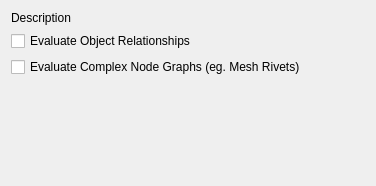
Above: python/mmSolver/tools/solver/widget/solver_basic_widget.ui from david-cattermole/mayaMatchMoveSolver before the change. Below: the same form after it.
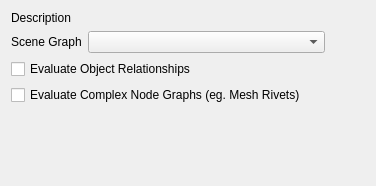
That is the form after the change.

Commit message:
Add 'Scene Graph' combo box to Solver UI Basic and Standard tabs.
Issue #114

Diff of the .ui file:
```diff
--- a/python/mmSolver/tools/solver/widget/solver_basic_widget.ui
+++ b/python/mmSolver/tools/solver/widget/solver_basic_widget.ui
@@ -29,6 +29,43 @@
    </item>
    <item>
     <layout class="QVBoxLayout" name="options_layout">
+     <item>
+      <layout class="QHBoxLayout" name="sceneGraphMode_layout">
+       <item>
+        <widget class="QLabel" name="sceneGraphMode_label">
+         <property name="text">
+          <string>Scene Graph</string>
+         </property>
+        </widget>
+       </item>
+       <item>
+        <widget class="QComboBox" name="sceneGraphMode_comboBox">
+         <property name="sizePolicy">
+          <sizepolicy hsizetype="Minimum" vsizetype="Fixed">
+           <horstretch>1</horstretch>
+           <verstretch>0</verstretch>
+          </sizepolicy>
+         </property>
+        </widget>
+       </item>
+       <item>
+        <spacer name="horizontalSpacer">
+         <property name="orientation">
+          <enum>Qt::Horizontal</enum>
+         </property>
+         <property name="sizeType">
+          <enum>QSizePolicy::Expanding</enum>
+         </property>
+         <property name="sizeHint" stdset="0">
+          <size>
+           <width>40</width>
+           <height>20</height>
+          </size>
+         </property>
+        </spacer>
+       </item>
+      </layout>
+     </item>
      <item>
       <widget class="QCheckBox" name="evalObjectRelationships_checkBox">
        <property name="text">
```
The commit also changes 7 other files.
